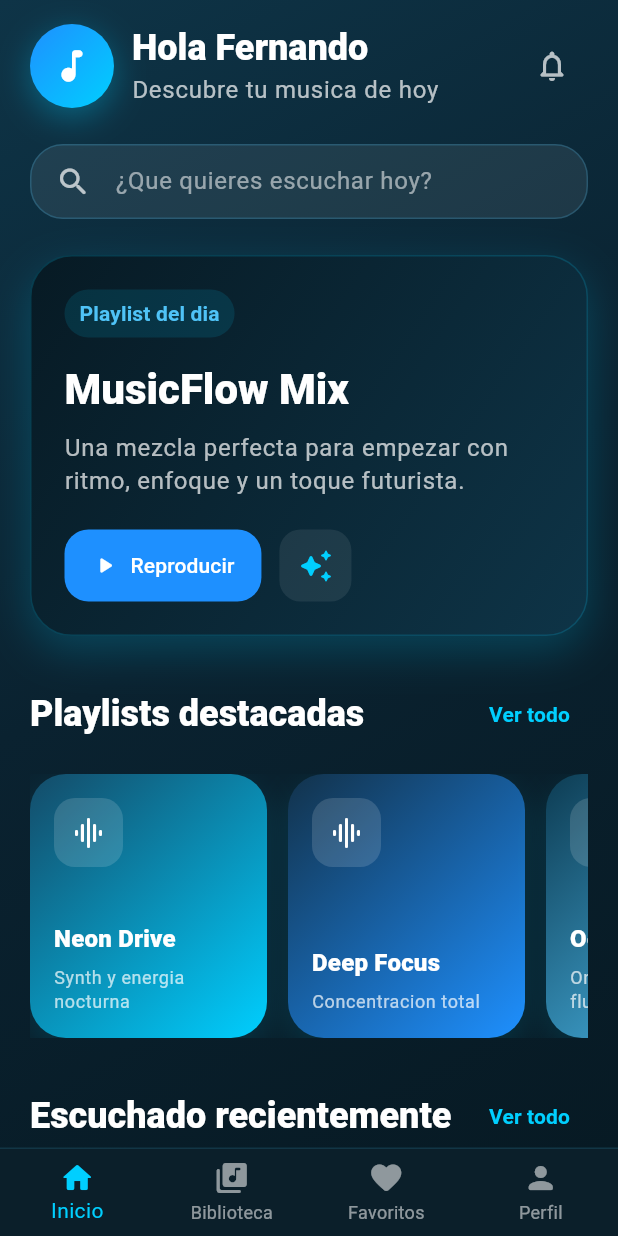
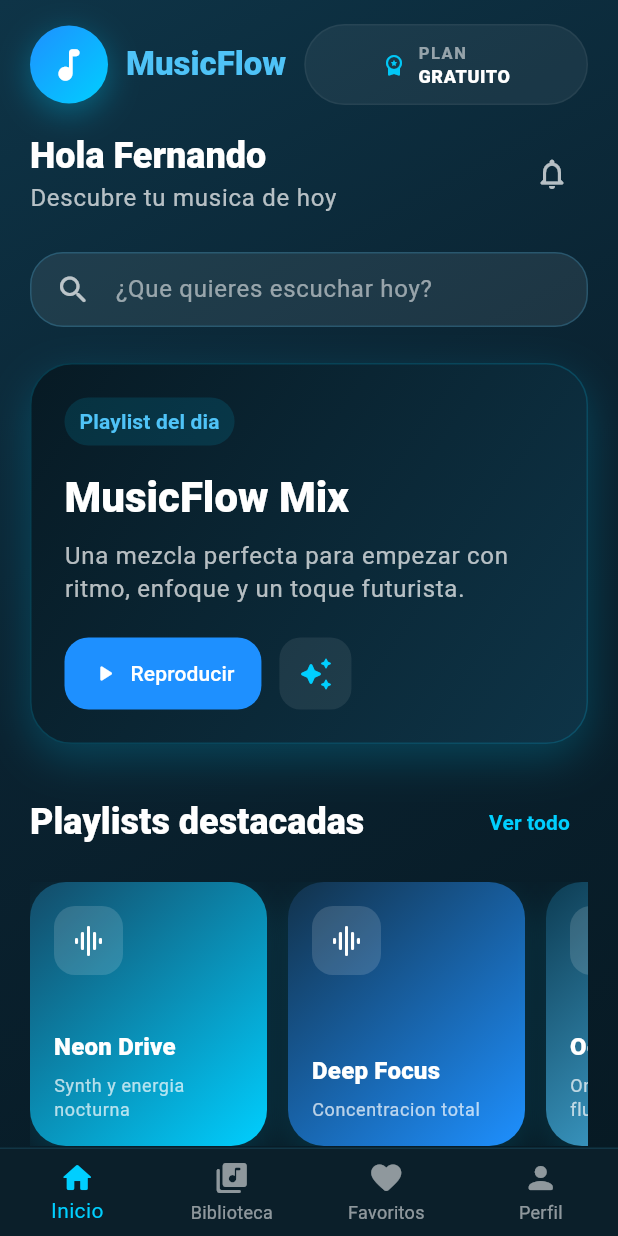
Before and after one commit to AldyJnx/MusicFlow, a Flutter app: the HomeScreen screen opened directly, on a phone screen of 412 x 824 dp. Run offline on Flutter 3.47's test engine with Material 3 defaults, Android fonts, the phone set to English and light mode, and no system bars.

Commit message:
Opcion de Plan Gratuito/Premium en ventana Home Mobile

```diff
--- a/mobile/musicflow_mobile/lib/features/library/screens/home_screen.dart
+++ b/mobile/musicflow_mobile/lib/features/library/screens/home_screen.dart
@@ -110,8 +110,8 @@ class HomeScreen extends StatelessWidget {
                 Row(
                   children: [
                     Container(
-                      width: 56,
-                      height: 56,
+                      width: 52,
+                      height: 52,
                       decoration: BoxDecoration(
                         shape: BoxShape.circle,
                         gradient: const LinearGradient(
@@ -134,6 +134,12 @@ class HomeScreen extends StatelessWidget {
                       ),
                     ),
                     const SizedBox(width: 12),
+                    Expanded(child: _buildTopBrandBar(theme)),
+                  ],
+                ),
+                const SizedBox(height: 18),
+                Row(
+                  children: [
                     Expanded(
                       child: Column(
                         crossAxisAlignment: CrossAxisAlignment.start,
@@ -476,6 +482,66 @@ class HomeScreen extends StatelessWidget {
       ),
     );
   }
+
+  Widget _buildTopBrandBar(ThemeData theme) {
+    return Row(
+      children: [
+        Text(
+          'MusicFlow',
+          style: theme.textTheme.titleLarge?.copyWith(
+            color: _lightBlue,
+            fontWeight: FontWeight.w800,
+          ),
+        ),
+        const SizedBox(width: 12),
+        Expanded(
+          child: Container(
+            padding: const EdgeInsets.symmetric(horizontal: 14, vertical: 10),
+            decoration: BoxDecoration(
+              color: Colors.white.withOpacity(0.06),
+              borderRadius: BorderRadius.circular(999),
+              border: Border.all(
+                color: Colors.white.withOpacity(0.05),
+              ),
+            ),
+            child: Row(
+              mainAxisAlignment: MainAxisAlignment.center,
+              children: [
+                Icon(
+                  Icons.workspace_premium_rounded,
+                  size: 16,
+                  color: _accentCyan.withOpacity(0.95),
+                ),
+                const SizedBox(width: 8),
+                Column(
+                  mainAxisSize: MainAxisSize.min,
+                  crossAxisAlignment: CrossAxisAlignment.start,
+                  children: [
+                    Text(
+                      'PLAN',
+                      style: theme.textTheme.labelSmall?.copyWith(
+                        color: Colors.white54,
+                        fontWeight: FontWeight.w700,
+                        letterSpacing: 1,
+                      ),
+                    ),
+                    Text(
+                      'GRATUITO',
+                      style: theme.textTheme.labelMedium?.copyWith(
+                        color: Colors.white,
+                        fontWeight: FontWeight.w800,
+                        letterSpacing: 0.4,
+                      ),
+                    ),
+                  ],
+                ),
+              ],
+            ),
+          ),
+        ),
+      ],
+    );
+  }
 }
 
 class _SectionHeader extends StatelessWidget {
--- a/mobile/musicflow_mobile/lib/main.dart
+++ b/mobile/musicflow_mobile/lib/main.dart
@@ -1,6 +1,6 @@
 import 'package:flutter/material.dart';
-import 'package:musicflow_mobile/features/library/screens/biblioteca_screens.dart';
-//import 'package:musicflow_mobile/features/library/screens/home_screen.dart';
+//import 'package:musicflow_mobile/features/library/screens/biblioteca_screens.dart';
+import 'package:musicflow_mobile/features/library/screens/home_screen.dart';
 
 void main() {
   runApp(const MyApp());
@@ -16,7 +16,7 @@ class MyApp extends StatelessWidget {
       theme: ThemeData(
         colorScheme: ColorScheme.fromSeed(seedColor: Colors.deepPurple),
       ),
-      home: const BibliotecaScreen(),
+      home: const HomeScreen(),
     );
   }
 }
```
